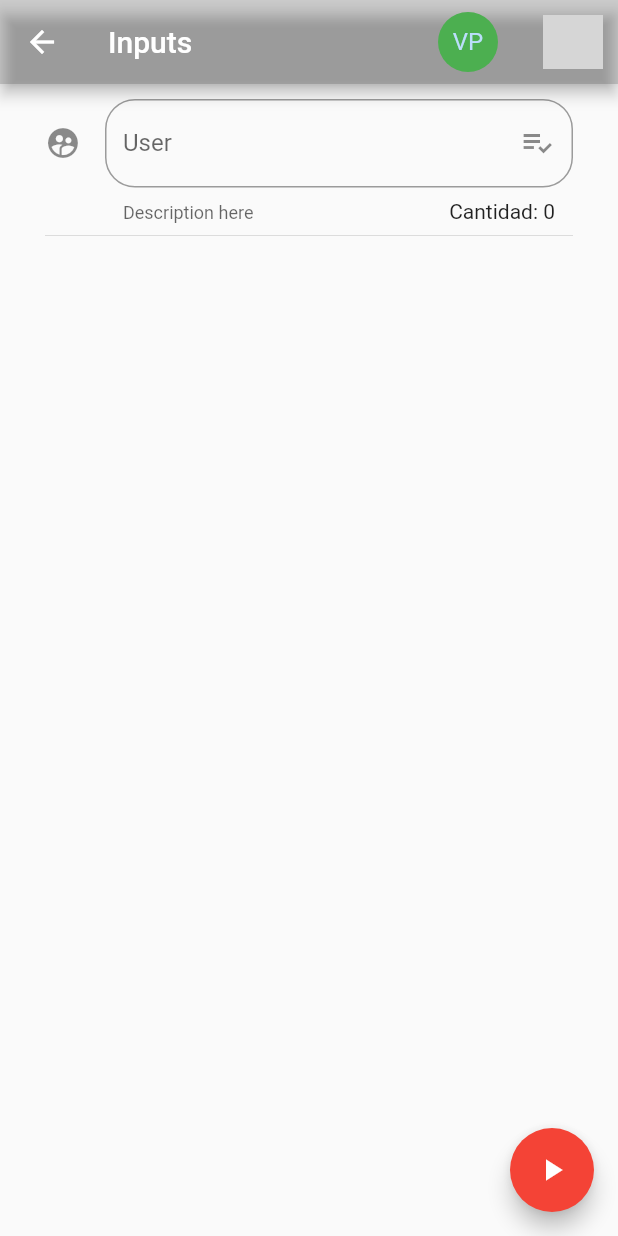
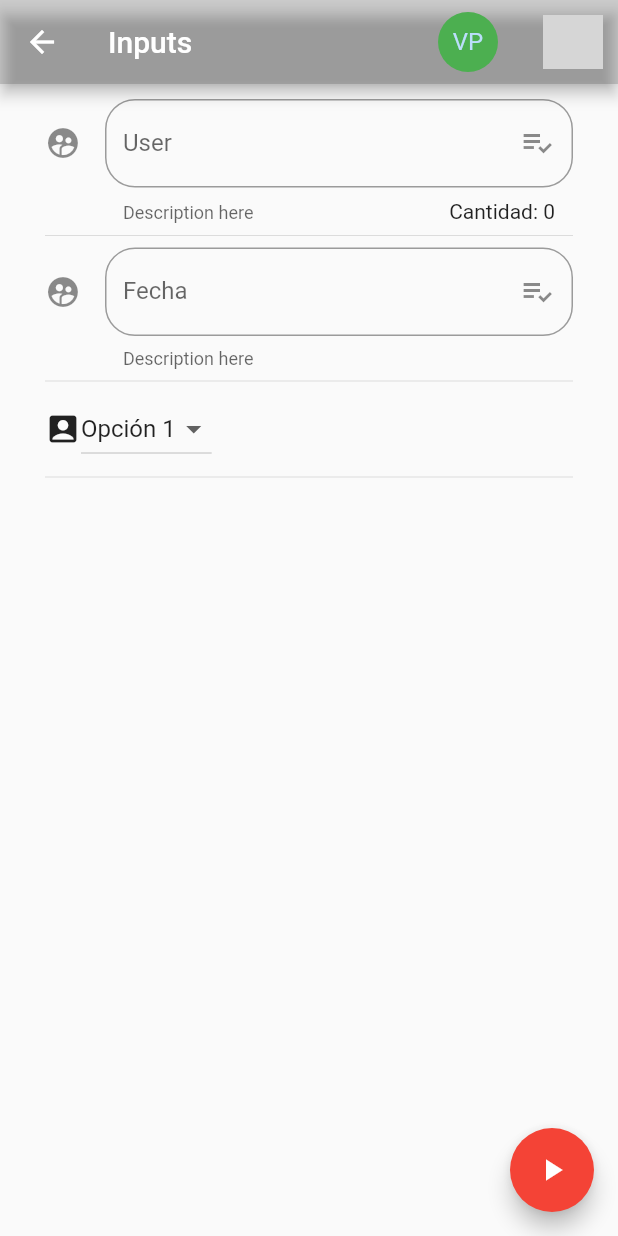
Before and after one commit to VictorAndres20/flutter-components, a Flutter app: the screen it shows after launch, after a tap on "Inputs", on a phone screen of 412 x 824 dp. Run offline on Flutter 3.47's test engine with Material 2 defaults, Android fonts, the phone set to English and light mode, and no system bars; network calls fail; grey boxes are pictures that could not be loaded.

Commit message:
DatePicker, Select Options

```diff
--- /dev/null
+++ b/lib/src/containers/Inputs/date_picker.dart
@@ -0,0 +1,39 @@
+import 'package:flutter/cupertino.dart';
+import 'package:flutter/material.dart';
+
+Widget buildDatePicker({BuildContext context,String label,TextEditingController controller, Function onTapFunc}){
+  return TextField(
+    enableInteractiveSelection: false,
+    controller: controller,
+    showCursor: false,
+    readOnly: true,
+    decoration: InputDecoration(
+      border: OutlineInputBorder(
+        borderRadius: BorderRadius.circular(20.0)
+      ),
+      labelText: label,
+      helperText: "Description here",
+      suffixIcon: Icon(Icons.playlist_add_check),
+      icon: Icon(Icons.supervised_user_circle)
+    ),
+    onTap: () {_launchDatePicker(context, onTapFunc);},
+  );
+}
+
+void _launchDatePicker(BuildContext context, Function onTapFunc) async {
+  DateTime picked = await showDatePicker(
+    context: context,
+    initialDate: new DateTime.now(),
+    firstDate: new DateTime(2018),
+    lastDate: new DateTime(2025),
+    //Need to implement Flutter Internacionalization
+    //Only Setting up an internation­alized app
+    //https://flutter.dev/docs/development/accessibility-and-localization/internationalization
+    //locale: Locale('es','ES'),
+  );
+
+  if(picked != null){
+    FocusScope.of(context).requestFocus(new FocusNode());
+    onTapFunc(picked.toString());
+  }
+}
--- /dev/null
+++ b/lib/src/containers/Inputs/dropdown.dart
@@ -0,0 +1,28 @@
+import 'package:flutter/cupertino.dart';
+import 'package:flutter/material.dart';
+
+Widget buildDopdown({List<String> items, String value, Function onChange}){
+  return Row(
+    children: <Widget>[
+      Icon(Icons.account_box),
+      DropdownButton(
+        value: value,
+        items: getMenuItems(items),
+        onChanged: (data){
+          onChange(data);
+        }
+      )
+    ],
+  );
+}
+
+List<DropdownMenuItem<String>> getMenuItems(List<String> items){
+  List<DropdownMenuItem<String>> itemsMenu = new List<DropdownMenuItem<String>>();
+  items.forEach((element) {
+    itemsMenu.add(new DropdownMenuItem(
+        child: Text(element),
+        value: element,
+      ));
+  });
+  return itemsMenu;
+}
--- a/lib/src/modules/InputsModule.dart
+++ b/lib/src/modules/InputsModule.dart
@@ -1,4 +1,6 @@
 import 'package:componentsTemplateFlutter/src/containers/AppBars/avatar_appbar.dart';
+import 'package:componentsTemplateFlutter/src/containers/Inputs/date_picker.dart';
+import 'package:componentsTemplateFlutter/src/containers/Inputs/dropdown.dart';
 import 'package:componentsTemplateFlutter/src/containers/Inputs/round_input.dart';
 import 'package:flutter/material.dart';
 
@@ -12,8 +14,18 @@ class InputsModule extends StatefulWidget{
 class _InputsModuleState extends State<InputsModule>{
 
   final String title = "Inputs";
+  final List<String> items = <String>[
+    'Opción 1',
+    'Opción 2',
+    'Opción 3',
+    'Opción 4'
+  ];
 
   String dataUser = '';
+  String datePicked = '';
+  String optionSelected = 'Opción 1';
+
+  TextEditingController inputDateController = new TextEditingController();
 
   @override
   Widget build(BuildContext context) {
@@ -33,6 +45,28 @@ class _InputsModuleState extends State<InputsModule>{
               }
             ),
             Divider(),
+            buildDatePicker(
+              controller: inputDateController,
+              context: context,
+              label: "Fecha",
+              onTapFunc: (picked){
+                setState(() {
+                  this.datePicked = picked;
+                  this.inputDateController.text = this.datePicked;
+                });
+              }
+            ),
+            Divider(),
+            buildDopdown(
+              items: items,
+              value: optionSelected,
+              onChange: (selected) {
+                setState(() {
+                  optionSelected = selected;
+                });
+              }
+            ),
+            Divider(),
             ListTile(
               title: Text(dataUser),
             )
```
